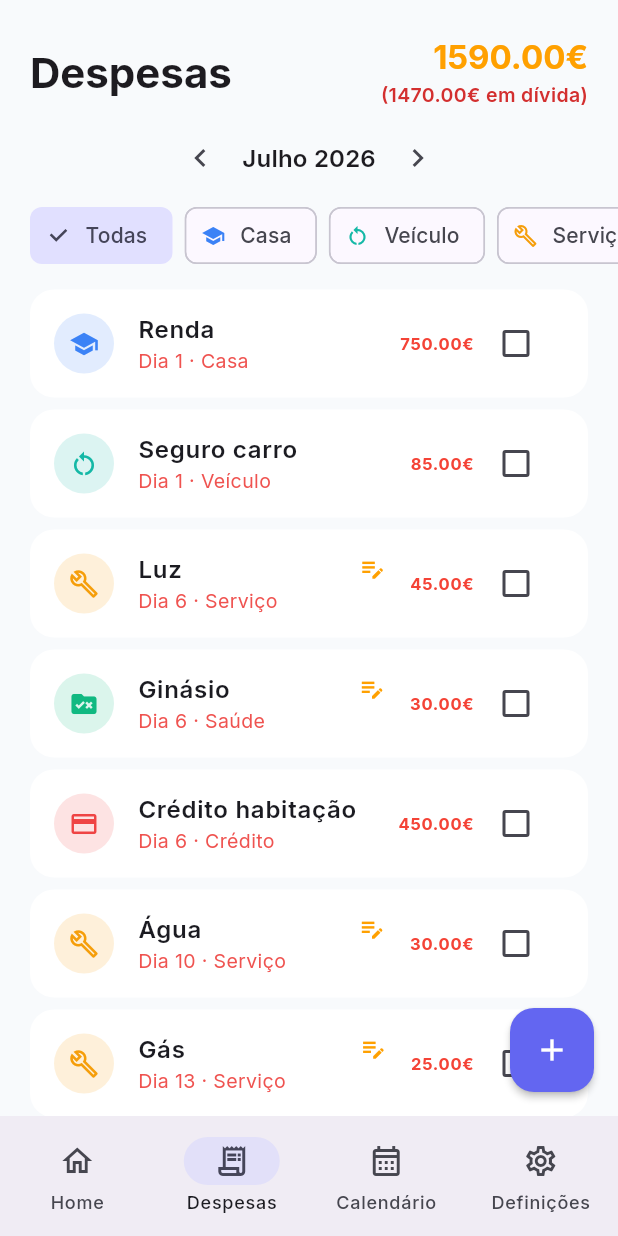
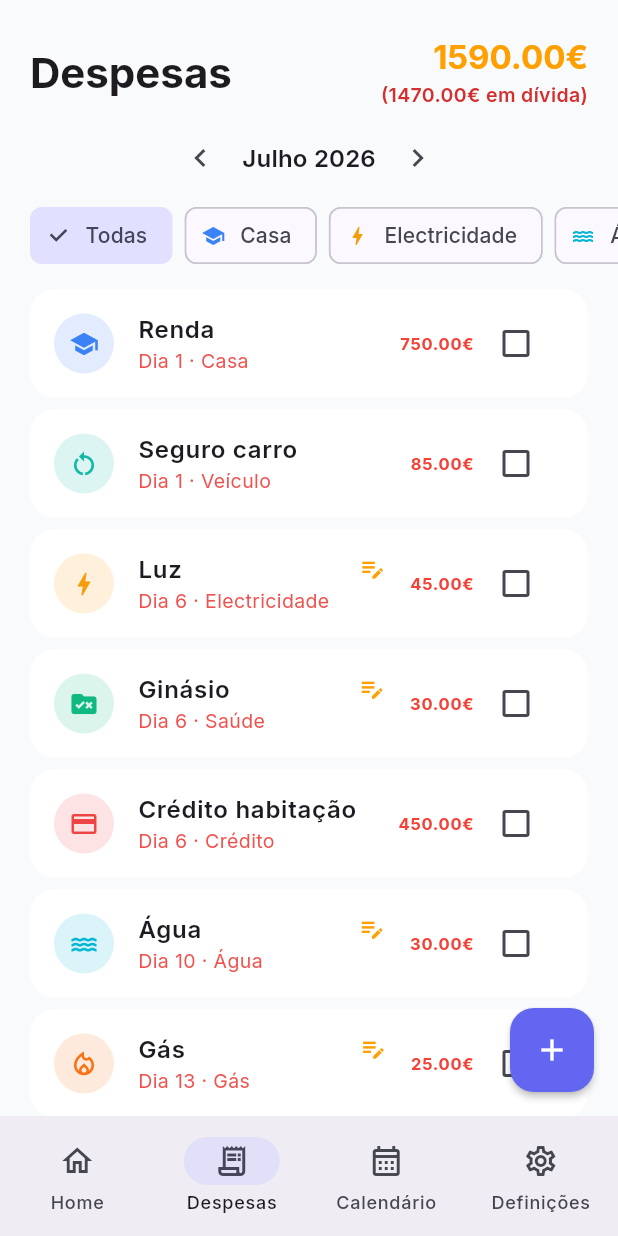
Before and after one commit to pocketpitapps-ops/bill_pit, a Flutter app: the screen it shows after launch, item 2 of the bottom bar chosen, on a phone screen of 412 x 824 dp. Run offline on Flutter 3.47's test engine with Material 3 defaults, Android fonts, the phone set to English and light mode, and no system bars; our stand-ins replace audioplayers, fl_chart, flutter_local_notifications, google_fonts, isar_community, shared_preferences; missing offline and left inert: workmanager; accounts and stored records are empty; generated files the repository leaves out were written again.

Commit message:
feat: reorder form fields, add 8 initial categories with proper icons
- Category dropdown at top, Type next, Name/Amount at the bottom
- Add Electricidade (bolt), Água (water), Gás (fire) categories
- 8 clean defaults: Casa, Electricidade, Água, Gás, Veículo, Serviço, Crédito, Saúde

```diff
--- a/lib/core/constants/categories.dart
+++ b/lib/core/constants/categories.dart
@@ -2,11 +2,14 @@ import 'package:flutter/material.dart';
 import '../../data/models/expense.dart';
 
 enum ExpenseCategory {
-  housing,    // Casa
-  vehicle,    // Veículo
-  services,   // Serviço
-  credit,     // Crédito
-  health,     // Saúde
+  housing,      // Casa
+  electricity,  // Electricidade
+  water,        // Água
+  gas,          // Gás
+  vehicle,      // Veículo
+  services,     // Serviço
+  credit,       // Crédito
+  health,       // Saúde
 }
 
 class CategoryData {
@@ -18,31 +21,14 @@ class CategoryData {
 }
 
 const Map<ExpenseCategory, CategoryData> categories = {
-  ExpenseCategory.housing: CategoryData(
-    'Casa',
-    Icons.home_outlined,
-    Color(0xFF3B82F6),
-  ),
-  ExpenseCategory.vehicle: CategoryData(
-    'Veículo',
-    Icons.directions_car_outlined,
-    Color(0xFF14B8A6),
-  ),
-  ExpenseCategory.services: CategoryData(
-    'Serviço',
-    Icons.build_outlined,
-    Color(0xFFF59E0B),
-  ),
-  ExpenseCategory.credit: CategoryData(
-    'Crédito',
-    Icons.credit_card_outlined,
-    Color(0xFFEF4444),
-  ),
-  ExpenseCategory.health: CategoryData(
-    'Saúde',
-    Icons.favorite_outline,
-    Color(0xFF10B981),
-  ),
+  ExpenseCategory.housing: CategoryData('Casa', Icons.home_outlined, Color(0xFF3B82F6)),
+  ExpenseCategory.electricity: CategoryData('Electricidade', Icons.bolt_outlined, Color(0xFFF59E0B)),
+  ExpenseCategory.water: CategoryData('Água', Icons.water_outlined, Color(0xFF06B6D4)),
+  ExpenseCategory.gas: CategoryData('Gás', Icons.local_fire_department_outlined, Color(0xFFF97316)),
+  ExpenseCategory.vehicle: CategoryData('Veículo', Icons.directions_car_outlined, Color(0xFF14B8A6)),
+  ExpenseCategory.services: CategoryData('Serviço', Icons.build_outlined, Color(0xFF8B5CF6)),
+  ExpenseCategory.credit: CategoryData('Crédito', Icons.credit_card_outlined, Color(0xFFEF4444)),
+  ExpenseCategory.health: CategoryData('Saúde', Icons.favorite_outline, Color(0xFF10B981)),
 };
 
 const Map<ExpenseType, String> expenseTypeLabels = {
--- a/lib/core/services/category_service.dart
+++ b/lib/core/services/category_service.dart
@@ -131,8 +131,11 @@ class CategoryService extends ChangeNotifier {
 
   static List<AppCategory> _defaults() => const [
         AppCategory(name: 'Casa', iconCodePoint: 0xe559, colorValue: 0xFF3B82F6, isDefault: true),
+        AppCategory(name: 'Electricidade', iconCodePoint: 0xeedd, colorValue: 0xFFF59E0B, isDefault: true),
+        AppCategory(name: 'Água', iconCodePoint: 0xf4b4, colorValue: 0xFF06B6D4, isDefault: true),
+        AppCategory(name: 'Gás', iconCodePoint: 0xf17a, colorValue: 0xFFF97316, isDefault: true),
         AppCategory(name: 'Veículo', iconCodePoint: 0xe531, colorValue: 0xFF14B8A6, isDefault: true),
-        AppCategory(name: 'Serviço', iconCodePoint: 0xef06, colorValue: 0xFFF59E0B, isDefault: true),
+        AppCategory(name: 'Serviço', iconCodePoint: 0xef06, colorValue: 0xFF8B5CF6, isDefault: true),
         AppCategory(name: 'Crédito', iconCodePoint: 0xef8f, colorValue: 0xFFEF4444, isDefault: true),
         AppCategory(name: 'Saúde', iconCodePoint: 0xe548, colorValue: 0xFF10B981, isDefault: true),
       ];
--- a/lib/data/repositories/expense_repository.dart
+++ b/lib/data/repositories/expense_repository.dart
@@ -172,9 +172,9 @@ class ExpenseRepository {
 
     final seeds = [
       _seedExpense('Renda', 'Casa', 750.0, ExpenseType.fixed, 1),
-      _seedExpense('Luz', 'Serviço', 45.0, ExpenseType.monthly, 5),
-      _seedExpense('Água', 'Serviço', 30.0, ExpenseType.monthly, 10),
-      _seedExpense('Gás', 'Serviço', 25.0, ExpenseType.monthly, 12),
+      _seedExpense('Luz', 'Electricidade', 45.0, ExpenseType.monthly, 5),
+      _seedExpense('Água', 'Água', 30.0, ExpenseType.monthly, 10),
+      _seedExpense('Gás', 'Gás', 25.0, ExpenseType.monthly, 12),
       _seedExpense('Internet', 'Serviço', 35.0, ExpenseType.monthly, 15),
       _seedExpense('Telemóvel', 'Serviço', 20.0, ExpenseType.monthly, 15),
       _seedExpense('Seguro carro', 'Veículo', 85.0, ExpenseType.periodic, 1),
--- a/lib/features/expense_form/expense_form_page.dart
+++ b/lib/features/expense_form/expense_form_page.dart
@@ -154,22 +154,10 @@ class _ExpenseFormPageState extends State<ExpenseFormPage> {
         child: ListView(
           padding: const EdgeInsets.all(20),
           children: [
-            TextFormField(
-              controller: _nameCtrl,
-              decoration: const InputDecoration(labelText: 'Nome', hintText: 'Ex: Renda'),
-              textCapitalization: TextCapitalization.sentences,
-              validator: (v) => (v == null || v.trim().isEmpty) ? 'Obrigatório' : null,
-            ),
-            const SizedBox(height: 16),
-            TextFormField(
-              controller: _amountCtrl,
-              decoration: const InputDecoration(labelText: 'Valor (€)', hintText: '0.00'),
-              keyboardType: const TextInputType.numberWithOptions(decimal: true),
-              validator: (v) {
-                if (v == null || v.trim().isEmpty) return 'Obrigatório';
-                if (double.tryParse(v.replaceAll(',', '.')) == null) return 'Número inválido';
-                return null;
-              },
+            _CategoryDropdown(
+              categories: allCategories,
+              selected: _category,
+              onChanged: (v) => setState(() => _category = v),
             ),
             const SizedBox(height: 16),
             DropdownButtonFormField<_VisibleType>(
@@ -235,12 +223,6 @@ class _ExpenseFormPageState extends State<ExpenseFormPage> {
                 ),
               ),
             ],
-            const SizedBox(height: 16),
-            _CategoryDropdown(
-              categories: allCategories,
-              selected: _category,
-              onChanged: (v) => setState(() => _category = v),
-            ),
             if (_showDueDay) ...[
               const SizedBox(height: 16),
               TextFormField(
@@ -395,6 +377,24 @@ class _ExpenseFormPageState extends State<ExpenseFormPage> {
                 },
               ),
             ],
+            const SizedBox(height: 24),
+            TextFormField(
+              controller: _nameCtrl,
+              decoration: const InputDecoration(labelText: 'Nome', hintText: 'Ex: Renda'),
+              textCapitalization: TextCapitalization.sentences,
+              validator: (v) => (v == null || v.trim().isEmpty) ? 'Obrigatório' : null,
+            ),
+            const SizedBox(height: 16),
+            TextFormField(
+              controller: _amountCtrl,
+              decoration: const InputDecoration(labelText: 'Valor (€)', hintText: '0.00'),
+              keyboardType: const TextInputType.numberWithOptions(decimal: true),
+              validator: (v) {
+                if (v == null || v.trim().isEmpty) return 'Obrigatório';
+                if (double.tryParse(v.replaceAll(',', '.')) == null) return 'Número inválido';
+                return null;
+              },
+            ),
             const SizedBox(height: 24),
             if (_isEditing)
               SwitchListTile(
```
